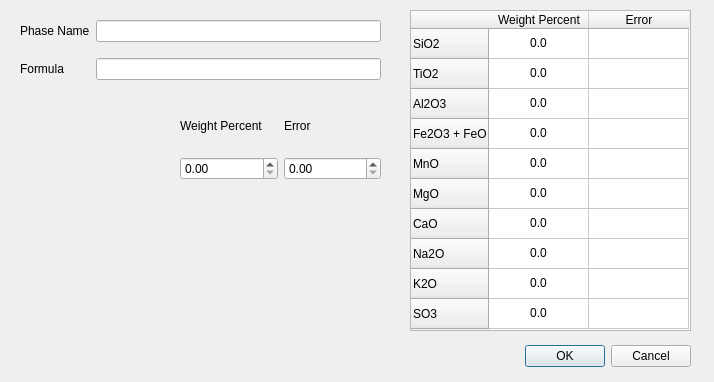
First picture: the form in pyrocks/addphasedlg.ui, repository pdcavanagh/pyrocks, before the edit.
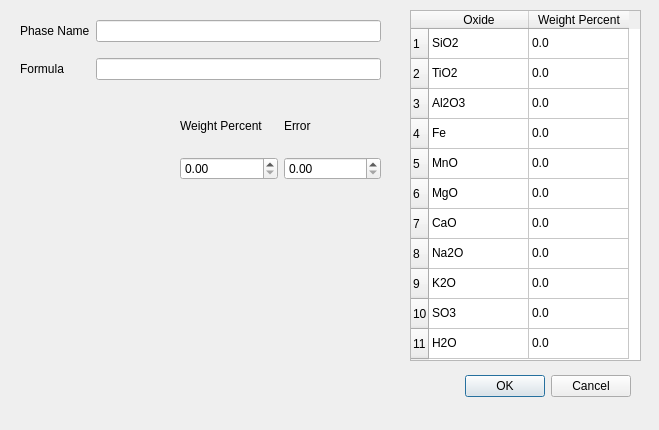
Second picture: the form after the edit.

Commit message: Updated phase dialog, save and open features

The edit to the form file:
```diff
--- a/pyrocks/addphasedlg.ui
+++ b/pyrocks/addphasedlg.ui
@@ -6,8 +6,8 @@
    <rect>
     <x>0</x>
     <y>0</y>
-    <width>714</width>
-    <height>382</height>
+    <width>659</width>
+    <height>430</height>
    </rect>
   </property>
   <property name="windowTitle">
@@ -16,8 +16,8 @@
   <widget class="QDialogButtonBox" name="buttonBox">
    <property name="geometry">
     <rect>
-     <x>350</x>
-     <y>340</y>
+     <x>290</x>
+     <y>370</y>
      <width>341</width>
      <height>32</height>
     </rect>
@@ -66,154 +66,189 @@
     <rect>
      <x>410</x>
      <y>10</y>
-     <width>281</width>
-     <height>321</height>
+     <width>231</width>
+     <height>351</height>
     </rect>
    </property>
    <property name="minimumSize">
     <size>
      <width>2</width>
-     <height>10</height>
+     <height>11</height>
     </size>
    </property>
    <row>
     <property name="text">
-     <string>SiO2</string>
+     <string>1</string>
     </property>
    </row>
    <row>
     <property name="text">
-     <string>TiO2</string>
+     <string>2</string>
     </property>
    </row>
    <row>
     <property name="text">
-     <string>Al2O3</string>
+     <string>3</string>
     </property>
    </row>
    <row>
     <property name="text">
-     <string>Fe2O3 + FeO</string>
+     <string>4</string>
     </property>
    </row>
    <row>
     <property name="text">
-     <string>MnO</string>
+     <string>5</string>
     </property>
    </row>
    <row>
     <property name="text">
-     <string>MgO</string>
+     <string>6</string>
     </property>
    </row>
    <row>
     <property name="text">
-     <string>CaO</string>
+     <string>7</string>
     </property>
    </row>
    <row>
     <property name="text">
-     <string>Na2O</string>
+     <string>8</string>
     </property>
    </row>
    <row>
     <property name="text">
-     <string>K2O</string>
+     <string>9</string>
     </property>
    </row>
    <row>
     <property name="text">
-     <string>SO3</string>
+     <string>10</string>
     </property>
    </row>
+   <row>
+    <property name="text">
+     <string>11</string>
+    </property>
+   </row>
+   <column>
+    <property name="text">
+     <string>Oxide</string>
+    </property>
+   </column>
    <column>
     <property name="text">
      <string>Weight Percent</string>
     </property>
    </column>
-   <column>
-    <property name="text">
-     <string>Error</string>
-    </property>
-   </column>
    <item row="0" column="0">
     <property name="text">
-     <string>0.0</string>
+     <string>SiO2</string>
     </property>
-    <property name="textAlignment">
-     <set>AlignHCenter|AlignVCenter|AlignCenter</set>
+   </item>
+   <item row="0" column="1">
+    <property name="text">
+     <string>0.0</string>
     </property>
    </item>
    <item row="1" column="0">
     <property name="text">
-     <string>0.0</string>
+     <string>TiO2</string>
     </property>
-    <property name="textAlignment">
-     <set>AlignHCenter|AlignVCenter|AlignCenter</set>
+   </item>
+   <item row="1" column="1">
+    <property name="text">
+     <string>0.0</string>
     </property>
    </item>
    <item row="2" column="0">
     <property name="text">
-     <string>0.0</string>
+     <string>Al2O3</string>
     </property>
-    <property name="textAlignment">
-     <set>AlignHCenter|AlignVCenter|AlignCenter</set>
+   </item>
+   <item row="2" column="1">
+    <property name="text">
+     <string>0.0</string>
     </property>
    </item>
    <item row="3" column="0">
     <property name="text">
-     <string>0.0</string>
+     <string>Fe</string>
     </property>
-    <property name="textAlignment">
-     <set>AlignHCenter|AlignVCenter|AlignCenter</set>
+   </item>
+   <item row="3" column="1">
+    <property name="text">
+     <string>0.0</string>
     </property>
    </item>
    <item row="4" column="0">
     <property name="text">
-     <string>0.0</string>
+     <string>MnO</string>
     </property>
-    <property name="textAlignment">
-     <set>AlignHCenter|AlignVCenter|AlignCenter</set>
+   </item>
+   <item row="4" column="1">
+    <property name="text">
+     <string>0.0</string>
     </property>
    </item>
    <item row="5" column="0">
     <property name="text">
-     <string>0.0</string>
+     <string>MgO</string>
     </property>
-    <property name="textAlignment">
-     <set>AlignHCenter|AlignVCenter|AlignCenter</set>
+   </item>
+   <item row="5" column="1">
+    <property name="text">
+     <string>0.0</string>
     </property>
    </item>
    <item row="6" column="0">
     <property name="text">
-     <string>0.0</string>
+     <string>CaO</string>
     </property>
-    <property name="textAlignment">
-     <set>AlignHCenter|AlignVCenter|AlignCenter</set>
+   </item>
+   <item row="6" column="1">
+    <property name="text">
+     <string>0.0</string>
     </property>
    </item>
    <item row="7" column="0">
     <property name="text">
-     <string>0.0</string>
+     <string>Na2O</string>
     </property>
-    <property name="textAlignment">
-     <set>AlignHCenter|AlignVCenter|AlignCenter</set>
+   </item>
+   <item row="7" column="1">
+    <property name="text">
+     <string>0.0</string>
     </property>
    </item>
    <item row="8" column="0">
     <property name="text">
-     <string>0.0</string>
+     <string>K2O</string>
     </property>
-    <property name="textAlignment">
-     <set>AlignHCenter|AlignVCenter|AlignCenter</set>
+   </item>
+   <item row="8" column="1">
+    <property name="text">
+     <string>0.0</string>
     </property>
    </item>
    <item row="9" column="0">
     <property name="text">
+     <string>SO3</string>
+    </property>
+   </item>
+   <item row="9" column="1">
+    <property name="text">
      <string>0.0</string>
     </property>
-    <property name="textAlignment">
-     <set>AlignHCenter|AlignVCenter|AlignCenter</set>
+   </item>
+   <item row="10" column="0">
+    <property name="text">
+     <string>H2O</string>
+    </property>
+   </item>
+   <item row="10" column="1">
+    <property name="text">
+     <string>0.0</string>
     </property>
    </item>
   </widget>
```
The commit also changes 4 other files.
